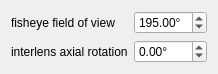
Qt form vmg/ui/lens_parameters_dialog.ui (cmbruns/vimage) before a commit.
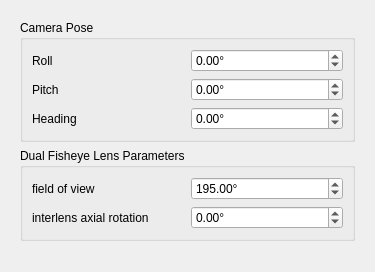
The same form after that commit.

Commit message: Wire up lens dialog with camera pose pitch roll heading.

Patch:
```diff
--- a/vmg/ui/lens_parameters_dialog.ui
+++ b/vmg/ui/lens_parameters_dialog.ui
@@ -6,18 +6,111 @@
    <rect>
     <x>0</x>
     <y>0</y>
-    <width>215</width>
-    <height>68</height>
+    <width>375</width>
+    <height>272</height>
    </rect>
   </property>
   <property name="windowTitle">
+   <string>Camera Settings</string>
+  </property>
+  <layout class="QVBoxLayout" name="verticalLayout">
+   <item>
+    <widget class="QWidget" name="widget" native="true">
+     <layout class="QVBoxLayout" name="verticalLayout_2">
+      <item>
+       <widget class="QGroupBox" name="groupBox_2">
+        <property name="title">
+         <string>Camera Pose</string>
+        </property>
+        <layout class="QGridLayout" name="gridLayout_2">
+         <item row="0" column="0">
+          <widget class="QLabel" name="label_3">
+           <property name="text">
+            <string>Roll</string>
+           </property>
+          </widget>
+         </item>
+         <item row="0" column="1">
+          <widget class="QDoubleSpinBox" name="poseRoll_doubleSpinBox">
+           <property name="wrapping">
+            <bool>true</bool>
+           </property>
+           <property name="suffix">
+            <string>°</string>
+           </property>
+           <property name="minimum">
+            <double>-180.000000000000000</double>
+           </property>
+           <property name="maximum">
+            <double>180.000000000000000</double>
+           </property>
+           <property name="singleStep">
+            <double>0.250000000000000</double>
+           </property>
+          </widget>
+         </item>
+         <item row="1" column="0">
+          <widget class="QLabel" name="label_4">
+           <property name="text">
+            <string>Pitch</string>
+           </property>
+          </widget>
+         </item>
+         <item row="1" column="1">
+          <widget class="QDoubleSpinBox" name="posePitch_doubleSpinBox">
+           <property name="suffix">
+            <string>°</string>
+           </property>
+           <property name="minimum">
+            <double>-90.000000000000000</double>
+           </property>
+           <property name="maximum">
+            <double>90.000000000000000</double>
+           </property>
+           <property name="singleStep">
+            <double>0.250000000000000</double>
+           </property>
+          </widget>
+         </item>
+         <item row="2" column="0">
+          <widget class="QLabel" name="label_5">
+           <property name="text">
+            <string>Heading</string>
+           </property>
+          </widget>
+         </item>
+         <item row="2" column="1">
+          <widget class="QDoubleSpinBox" name="poseHeading_doubleSpinBox">
+           <property name="wrapping">
+            <bool>true</bool>
+           </property>
+           <property name="suffix">
+            <string>°</string>
+           </property>
+           <property name="minimum">
+            <double>-180.000000000000000</double>
+           </property>
+           <property name="maximum">
+            <double>180.000000000000000</double>
+           </property>
+           <property name="singleStep">
+            <double>0.250000000000000</double>
+           </property>
+          </widget>
+         </item>
+        </layout>
+       </widget>
+      </item>
+      <item>
+       <widget class="QGroupBox" name="groupBox">
+        <property name="title">
    <string>Dual Fisheye Lens Parameters</string>
   </property>
   <layout class="QGridLayout" name="gridLayout">
    <item row="0" column="0">
     <widget class="QLabel" name="label">
      <property name="text">
-      <string>fisheye field of view</string>
+            <string>field of view</string>
      </property>
      <property name="buddy">
       <cstring>fov_doubleSpinBox</cstring>
@@ -73,6 +166,25 @@
      <property name="singleStep">
       <double>0.100000000000000</double>
      </property>
+          </widget>
+         </item>
+        </layout>
+       </widget>
+      </item>
+      <item>
+       <spacer name="verticalSpacer">
+        <property name="orientation">
+         <enum>Qt::Vertical</enum>
+        </property>
+        <property name="sizeHint" stdset="0">
+         <size>
+          <width>20</width>
+          <height>21</height>
+         </size>
+        </property>
+       </spacer>
+      </item>
+     </layout>
     </widget>
    </item>
   </layout>
```
Lines whose indentation alone changed are shown as unchanged. The commit also changes 7 other files.
